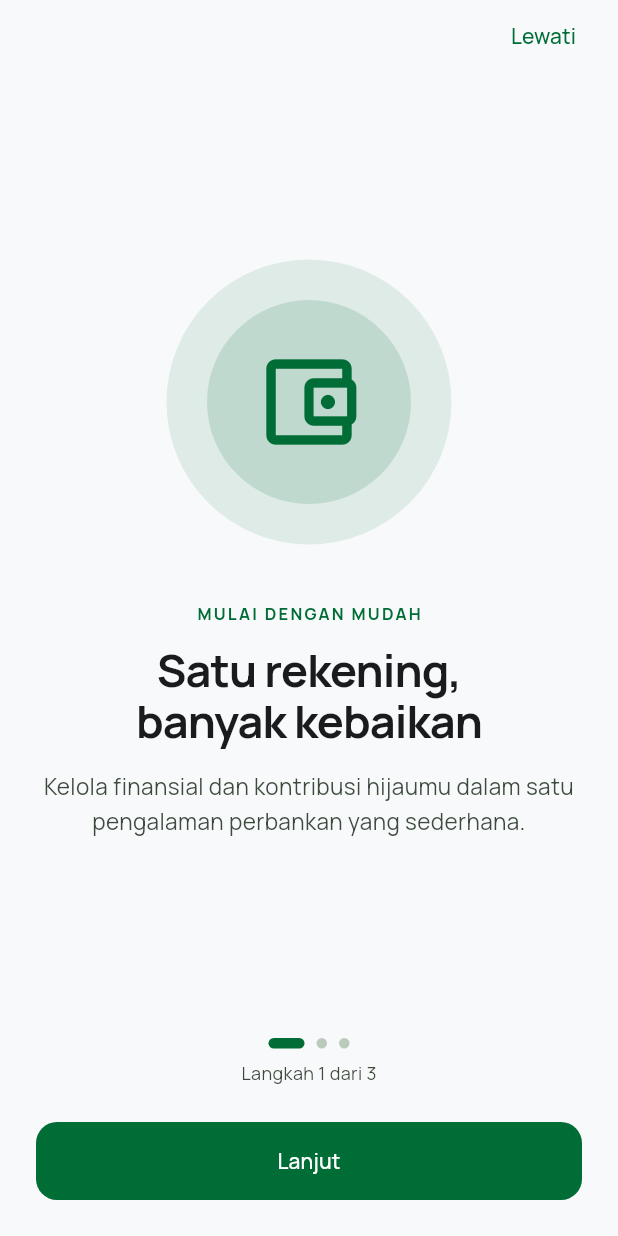
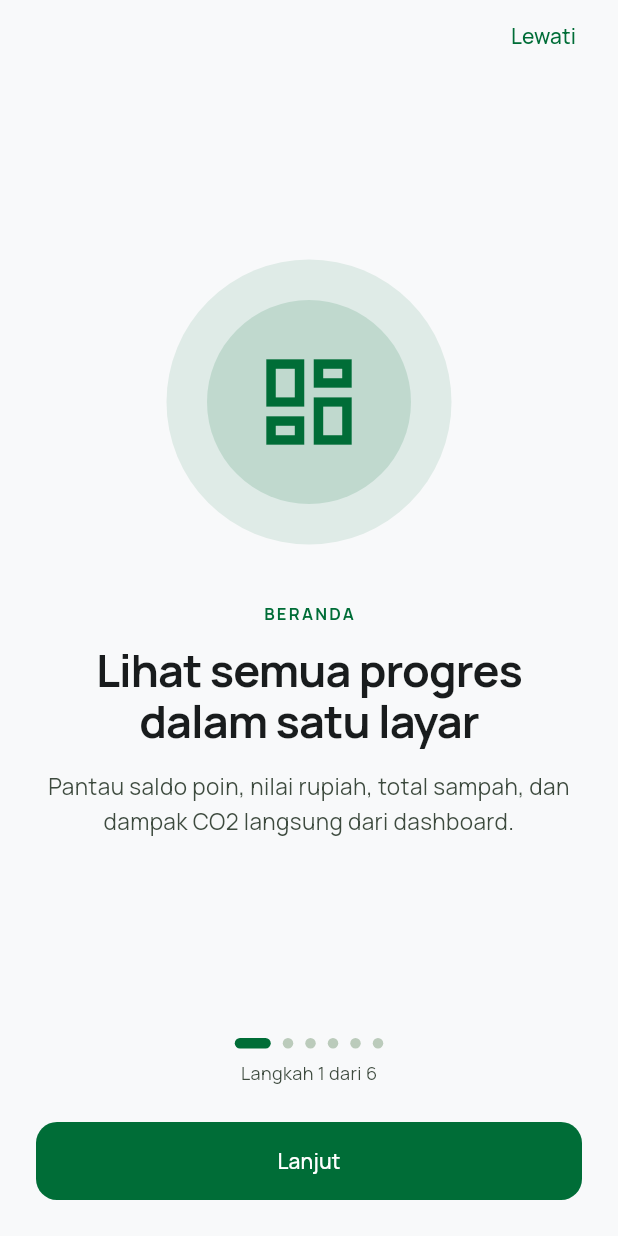
Before and after one commit to arjunsujarwo/smart-eco-bank, a Flutter app: the screen it shows after launch, on a phone screen of 412 x 824 dp. Run offline on Flutter 3.47's test engine with Material 3 defaults, Android fonts, the phone set to English and light mode, and no system bars; our stand-ins replace google_fonts, shared_preferences; accounts and stored records are empty.

Commit message:
Expand first-run feature guide
Co-authored-by: Copilot <223556219+Copilot@users.noreply.github.com>

```diff
--- a/frontend-mobile/lib/screens/onboarding/onboarding_screen.dart
+++ b/frontend-mobile/lib/screens/onboarding/onboarding_screen.dart
@@ -18,27 +18,51 @@ class OnboardingScreen extends StatefulWidget {
 class _OnboardingScreenState extends State<OnboardingScreen> {
   final _pages = const [
     _OnboardingPage(
-      icon: Icons.account_balance_wallet_outlined,
-      eyebrow: 'MULAI DENGAN MUDAH',
-      title: 'Satu rekening,\nbanyak kebaikan',
+      icon: Icons.dashboard_outlined,
+      eyebrow: 'BERANDA',
+      title: 'Lihat semua progres\ndalam satu layar',
       description:
-          'Kelola finansial dan kontribusi hijaumu dalam satu pengalaman perbankan yang sederhana.',
+          'Pantau saldo poin, nilai rupiah, total sampah, dan dampak CO2 langsung dari dashboard.',
       color: AppColors.primary,
     ),
     _OnboardingPage(
-      icon: Icons.recycling_outlined,
-      eyebrow: 'SETIAP AKSI BERARTI',
-      title: 'Ubah kebiasaan\njadi dampak',
+      icon: Icons.qr_code_scanner_outlined,
+      eyebrow: 'SETOR SAMPAH',
+      title: 'Catat setoran\ndengan cepat',
       description:
-          'Pantau jejak karbon, setor sampah, dan temukan cara baru untuk hidup lebih berkelanjutan.',
+          'Ketuk tombol SETOR untuk membuka scanner QR dan mencatat setoran di posko terdekat.',
       color: AppColors.secondary,
     ),
     _OnboardingPage(
-      icon: Icons.auto_awesome_outlined,
-      eyebrow: 'TUMBUH BERSAMA',
-      title: 'Hadiah untuk\npilihan baikmu',
+      icon: Icons.location_on_outlined,
+      eyebrow: 'LOKASI POSKO',
+      title: 'Temukan posko\ndi sekitarmu',
       description:
-          'Kumpulkan poin dari aksi hijaumu dan tukarkan dengan berbagai reward yang bermakna.',
+          'Gunakan menu Locations untuk melihat posko, alamat, jam operasional, dan petunjuk arah.',
+      color: AppColors.tertiary,
+    ),
+    _OnboardingPage(
+      icon: Icons.receipt_long_outlined,
+      eyebrow: 'TRANSAKSI',
+      title: 'Riwayat selalu\ntercatat rapi',
+      description:
+          'Buka Transactions untuk memeriksa setoran, status verifikasi, poin, dan detail aktivitas.',
+      color: AppColors.primary,
+    ),
+    _OnboardingPage(
+      icon: Icons.redeem_outlined,
+      eyebrow: 'REWARDS',
+      title: 'Tukar poin jadi\nmanfaat nyata',
+      description:
+          'Pilih reward yang tersedia, lihat detailnya, lalu gunakan poin setelah saldo mencukupi.',
+      color: AppColors.secondary,
+    ),
+    _OnboardingPage(
+      icon: Icons.settings_outlined,
+      eyebrow: 'PENGATURAN',
+      title: 'Atur akun dan\nminta bantuan',
+      description:
+          'Kelola profil, notifikasi, keamanan, dan buka panduan ini lagi kapan saja dari Settings.',
       color: AppColors.tertiary,
     ),
   ];
```
Also changed, not shown: 1 other file.
